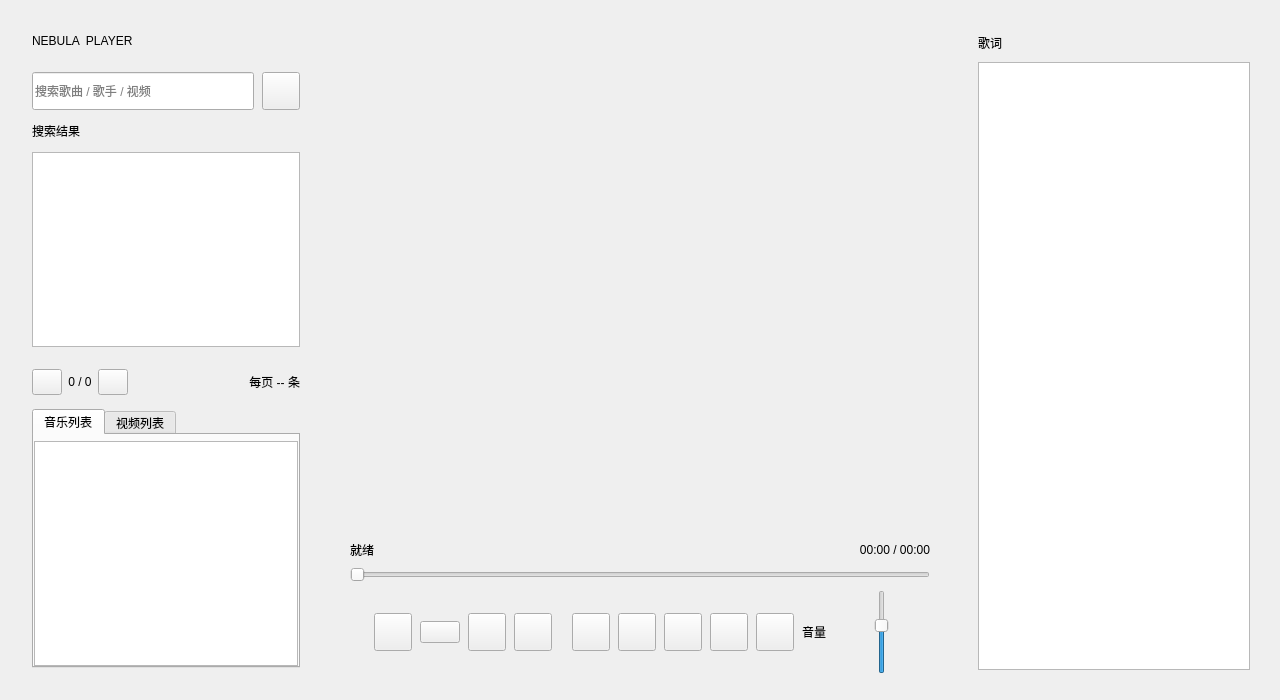
Above: src/ui/MainWindow.ui from gong1-1989/MusicVideoPlayer before the change. Below: the same form after it.
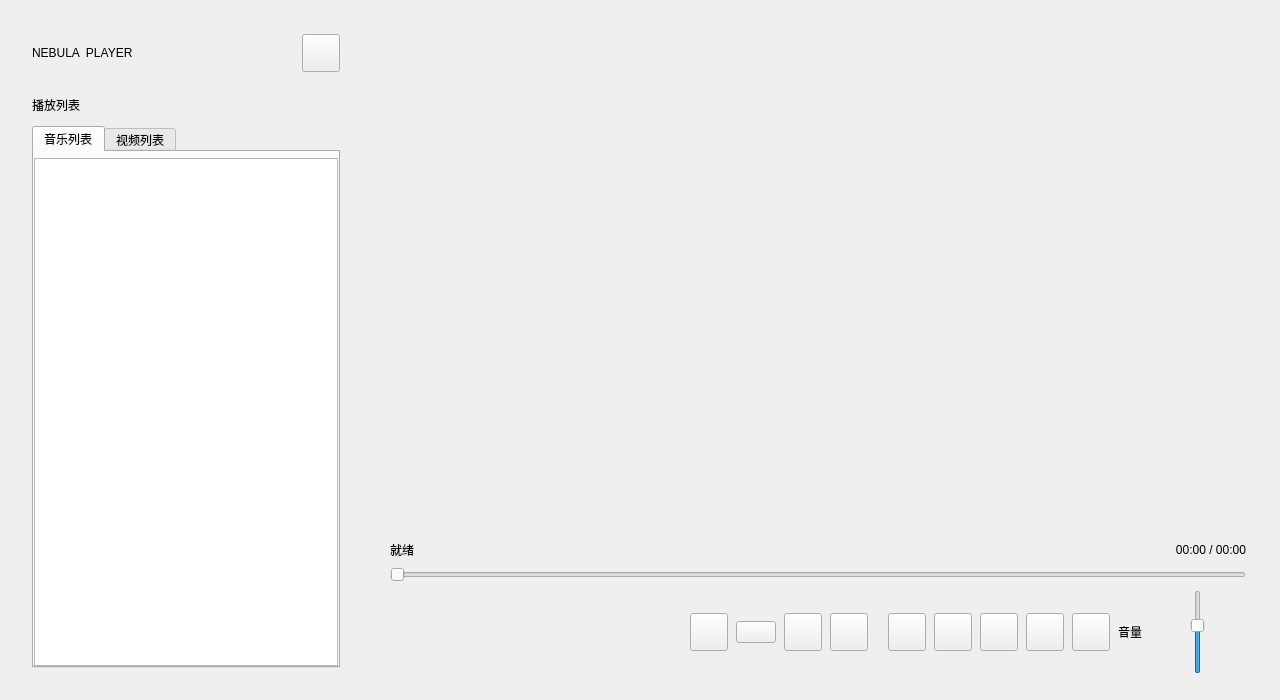
That is the form after the change. Custom widgets are drawn as their Qt base class.

Commit message: 重构搜索为独立窗口并将歌词并入音乐视觉层，移除多语言

```diff
--- a/src/ui/MainWindow.ui
+++ b/src/ui/MainWindow.ui
@@ -70,42 +70,32 @@
         <number>16</number>
        </property>
        <item>
-        <widget class="QLabel" name="label_brand">
-         <property name="text">
-          <string>NEBULA  PLAYER</string>
-         </property>
-        </widget>
-       </item>
-       <item>
-        <widget class="QFrame" name="brandLine">
-         <property name="frameShape">
-          <enum>QFrame::NoFrame</enum>
-         </property>
-        </widget>
-       </item>
-       <item>
-        <layout class="QHBoxLayout" name="layout_search">
+        <layout class="QHBoxLayout" name="layout_brandHeader">
          <property name="spacing">
           <number>8</number>
          </property>
          <item>
-          <widget class="QLineEdit" name="edit_search">
-           <property name="minimumSize">
+          <widget class="QLabel" name="label_brand">
+           <property name="text">
+            <string>NEBULA  PLAYER</string>
+           </property>
+          </widget>
+         </item>
+         <item>
+          <spacer name="spacer_brand">
+           <property name="orientation">
+            <enum>Qt::Horizontal</enum>
+           </property>
+           <property name="sizeHint" stdset="0">
             <size>
-             <width>0</width>
-             <height>38</height>
+             <width>20</width>
+             <height>20</height>
             </size>
            </property>
-           <property name="placeholderText">
-            <string>搜索歌曲 / 歌手 / 视频</string>
-           </property>
-           <property name="clearButtonEnabled">
-            <bool>true</bool>
-           </property>
-          </widget>
+          </spacer>
          </item>
          <item>
-          <widget class="QPushButton" name="btn_search">
+          <widget class="QPushButton" name="btn_openSearch">
            <property name="minimumSize">
             <size>
              <width>38</width>
@@ -129,145 +119,17 @@
         </layout>
        </item>
        <item>
-        <widget class="QLabel" name="label_searchTitle">
-         <property name="text">
-          <string>搜索结果</string>
-         </property>
-        </widget>
-       </item>
-       <item>
-        <widget class="QListView" name="list_search">
-         <property name="sizePolicy">
-          <sizepolicy hsizetype="Expanding" vsizetype="Expanding">
-           <horstretch>0</horstretch>
-           <verstretch>3</verstretch>
-          </sizepolicy>
-         </property>
-         <property name="minimumSize">
-          <size>
-           <width>0</width>
-           <height>72</height>
-          </size>
-         </property>
-        </widget>
-       </item>
-       <item>
-        <widget class="QFrame" name="frame_searchPager">
-         <property name="minimumSize">
-          <size>
-           <width>0</width>
-           <height>38</height>
-          </size>
-         </property>
-         <property name="maximumSize">
-          <size>
-           <width>16777215</width>
-           <height>38</height>
-          </size>
-         </property>
+        <widget class="QFrame" name="brandLine">
          <property name="frameShape">
           <enum>QFrame::NoFrame</enum>
          </property>
-         <layout class="QHBoxLayout" name="layout_searchPager">
-          <property name="spacing">
-           <number>6</number>
-          </property>
-          <property name="leftMargin">
-           <number>0</number>
-          </property>
-          <property name="topMargin">
-           <number>8</number>
-          </property>
-          <property name="rightMargin">
-           <number>0</number>
-          </property>
-          <property name="bottomMargin">
-           <number>0</number>
-          </property>
-          <item>
-           <widget class="QPushButton" name="btn_searchPrev">
-            <property name="minimumSize">
-             <size>
-              <width>30</width>
-              <height>26</height>
-             </size>
-            </property>
-            <property name="maximumSize">
-             <size>
-              <width>30</width>
-              <height>26</height>
-             </size>
-            </property>
-            <property name="text">
-             <string></string>
-            </property>
-            <property name="toolTip">
-             <string>上一页</string>
-            </property>
-           </widget>
-          </item>
-          <item>
-           <widget class="QLabel" name="label_searchPage">
-            <property name="text">
-             <string>0 / 0</string>
-            </property>
-            <property name="alignment">
-             <set>Qt::AlignCenter</set>
-            </property>
-           </widget>
-          </item>
-          <item>
-           <widget class="QPushButton" name="btn_searchNext">
-            <property name="minimumSize">
-             <size>
-              <width>30</width>
-              <height>26</height>
-             </size>
-            </property>
-            <property name="maximumSize">
-             <size>
-              <width>30</width>
-              <height>26</height>
-             </size>
-            </property>
-            <property name="text">
-             <string></string>
-            </property>
-            <property name="toolTip">
-             <string>下一页</string>
-            </property>
-           </widget>
-          </item>
-          <item>
-           <spacer name="spacer_searchPager">
-            <property name="orientation">
-             <enum>Qt::Horizontal</enum>
-            </property>
-            <property name="sizeType">
-             <enum>QSizePolicy::Expanding</enum>
-            </property>
-            <property name="sizeHint" stdset="0">
-             <size>
-              <width>12</width>
-              <height>20</height>
-             </size>
-            </property>
-           </spacer>
-          </item>
-          <item>
-           <widget class="QLabel" name="label_searchPageInfo">
-            <property name="text">
-             <string>每页 -- 条</string>
-            </property>
-            <property name="alignment">
-             <set>Qt::AlignRight|Qt::AlignVCenter</set>
-            </property>
-            <property name="toolTip">
-             <string>每页条数按列表当前可见高度自动计算，窗口变高会显示更多结果</string>
-            </property>
-           </widget>
-          </item>
-         </layout>
+        </widget>
+       </item>
+       <item>
+        <widget class="QLabel" name="label_playlistTitle">
+         <property name="text">
+          <string>播放列表</string>
+         </property>
         </widget>
        </item>
        <item>
@@ -815,68 +677,6 @@
       </item>
      </layout>
     </item>
-    <item>
-     <widget class="QFrame" name="panelLyrics">
-      <property name="minimumSize">
-       <size>
-        <width>240</width>
-        <height>0</height>
-       </size>
-      </property>
-      <property name="maximumSize">
-       <size>
-        <width>400</width>
-        <height>16777215</height>
-       </size>
-      </property>
-      <property name="frameShape">
-       <enum>QFrame::NoFrame</enum>
-      </property>
-      <layout class="QVBoxLayout" name="layout_lyrics">
-       <property name="spacing">
-        <number>10</number>
-       </property>
-       <property name="leftMargin">
-        <number>14</number>
-       </property>
-       <property name="topMargin">
-        <number>18</number>
-       </property>
-       <property name="rightMargin">
-        <number>14</number>
-       </property>
-       <property name="bottomMargin">
-        <number>14</number>
-       </property>
-       <item>
-        <widget class="QLabel" name="label_lyricsTitle">
-         <property name="text">
-          <string>歌词</string>
-         </property>
-        </widget>
-       </item>
-       <item>
-        <widget class="LyricsView" name="list_lrc">
-         <property name="sizePolicy">
-          <sizepolicy hsizetype="Expanding" vsizetype="Expanding">
-           <horstretch>1</horstretch>
-           <verstretch>1</verstretch>
-          </sizepolicy>
-         </property>
-         <property name="focusPolicy">
-          <enum>Qt::NoFocus</enum>
-         </property>
-         <property name="verticalScrollBarPolicy">
-          <enum>Qt::ScrollBarAsNeeded</enum>
-         </property>
-         <property name="horizontalScrollBarPolicy">
-          <enum>Qt::ScrollBarAlwaysOff</enum>
-         </property>
-        </widget>
-       </item>
-      </layout>
-     </widget>
-    </item>
    </layout>
   </widget>
  </widget>
@@ -893,12 +693,6 @@
    <header>ui/VideoStage.h</header>
    <container>1</container>
   </customwidget>
-  <customwidget>
-   <class>LyricsView</class>
-   <extends>QListWidget</extends>
-   <header>ui/LyricsView.h</header>
-   <container>1</container>
-  </customwidget>
   <customwidget>
    <class>SeekSlider</class>
    <extends>QSlider</extends>
```
Left out of the diff: 2 changed lines with no effect on the pictures. The commit also changes 17 other files.
